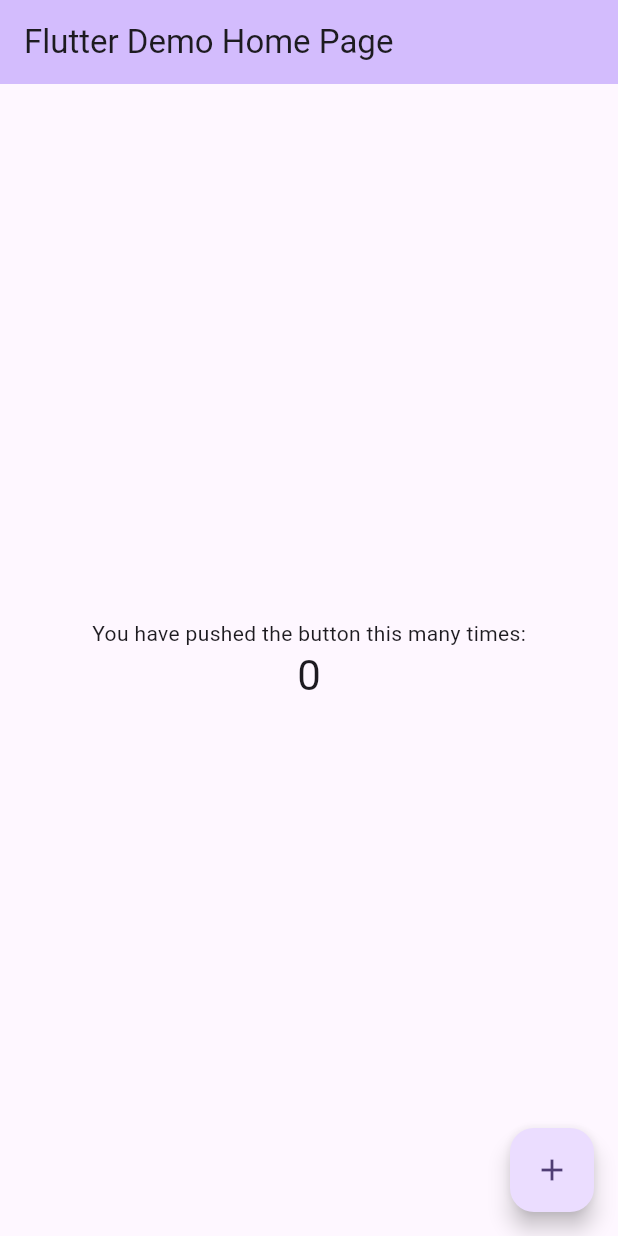
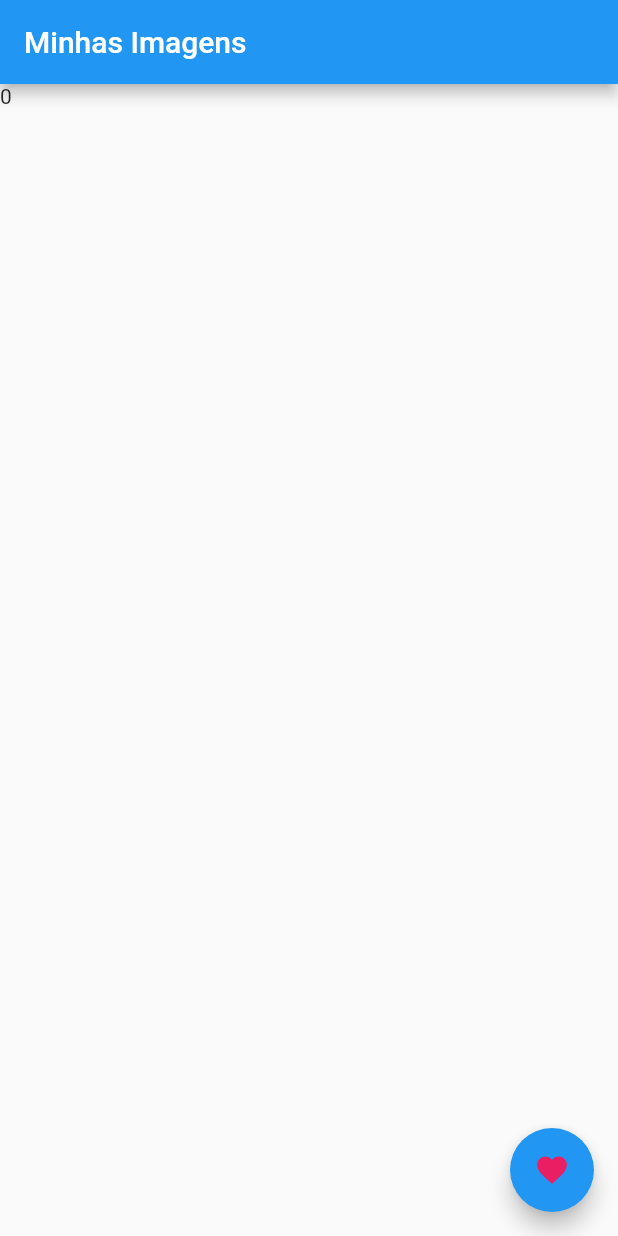
Before and after one commit to Kusko99/TTI203-Multiplatform-Development, a Flutter app: the screen it shows after launch, on a phone screen of 412 x 824 dp. Run offline on Flutter 3.47's test engine with Material 2 defaults, Android fonts, the phone set to English and light mode, and no system bars.

Commit message:
Random Things Goes Bruuh

```diff
--- a/Teoria/Aula3/exibe_imagens/lib/main.dart
+++ b/Teoria/Aula3/exibe_imagens/lib/main.dart
@@ -1,125 +1,12 @@
 import 'package:flutter/material.dart';
+import 'src/app.dart';
 
 void main() {
-  runApp(const MyApp());
+  // var app = const MaterialApp(
+  //   home: Text("!!"),
+  // ); // MaterialApp
+
+  var app = App();
+
+  runApp(app);
 }
-
-class MyApp extends StatelessWidget {
-  const MyApp({super.key});
-
-  // This widget is the root of your application.
-  @override
-  Widget build(BuildContext context) {
-    return MaterialApp(
-      title: 'Flutter Demo',
-      theme: ThemeData(
-        // This is the theme of your application.
-        //
-        // TRY THIS: Try running your application with "flutter run". You'll see
-        // the application has a blue toolbar. Then, without quitting the app,
-        // try changing the seedColor in the colorScheme below to Colors.green
-        // and then invoke "hot reload" (save your changes or press the "hot
-        // reload" button in a Flutter-supported IDE, or press "r" if you used
-        // the command line to start the app).
-        //
-        // Notice that the counter didn't reset back to zero; the application
-        // state is not lost during the reload. To reset the state, use hot
-        // restart instead.
-        //
-        // This works for code too, not just values: Most code changes can be
-        // tested with just a hot reload.
-        colorScheme: ColorScheme.fromSeed(seedColor: Colors.deepPurple),
-        useMaterial3: true,
-      ),
-      home: const MyHomePage(title: 'Flutter Demo Home Page'),
-    );
-  }
-}
-
-class MyHomePage extends StatefulWidget {
-  const MyHomePage({super.key, required this.title});
-
-  // This widget is the home page of your application. It is stateful, meaning
-  // that it has a State object (defined below) that contains fields that affect
-  // how it looks.
-
-  // This class is the configuration for the state. It holds the values (in this
-  // case the title) provided by the parent (in this case the App widget) and
-  // used by the build method of the State. Fields in a Widget subclass are
-  // always marked "final".
-
-  final String title;
-
-  @override
-  State<MyHomePage> createState() => _MyHomePageState();
-}
-
-class _MyHomePageState extends State<MyHomePage> {
-  int _counter = 0;
-
-  void _incrementCounter() {
-    setState(() {
-      // This call to setState tells the Flutter framework that something has
-      // changed in this State, which causes it to rerun the build method below
-      // so that the display can reflect the updated values. If we changed
-      // _counter without calling setState(), then the build method would not be
-      // called again, and so nothing would appear to happen.
-      _counter++;
-    });
-  }
-
-  @override
-  Widget build(BuildContext context) {
-    // This method is rerun every time setState is called, for instance as done
-    // by the _incrementCounter method above.
-    //
-    // The Flutter framework has been optimized to make rerunning build methods
-    // fast, so that you can just rebuild anything that needs updating rather
-    // than having to individually change instances of widgets.
-    return Scaffold(
-      appBar: AppBar(
-        // TRY THIS: Try changing the color here to a specific color (to
-        // Colors.amber, perhaps?) and trigger a hot reload to see the AppBar
-        // change color while the other colors stay the same.
-        backgroundColor: Theme.of(context).colorScheme.inversePrimary,
-        // Here we take the value from the MyHomePage object that was created by
-        // the App.build method, and use it to set our appbar title.
-        title: Text(widget.title),
-      ),
-      body: Center(
-        // Center is a layout widget. It takes a single child and positions it
-        // in the middle of the parent.
-        child: Column(
-          // Column is also a layout widget. It takes a list of children and
-          // arranges them vertically. By default, it sizes itself to fit its
-          // children horizontally, and tries to be as tall as its parent.
-          //
-          // Column has various properties to control how it sizes itself and
-          // how it positions its children. Here we use mainAxisAlignment to
-          // center the children vertically; the main axis here is the vertical
-          // axis because Columns are vertical (the cross axis would be
-          // horizontal).
-          //
-          // TRY THIS: Invoke "debug painting" (choose the "Toggle Debug Paint"
-          // action in the IDE, or press "p" in the console), to see the
-          // wireframe for each widget.
-          mainAxisAlignment: MainAxisAlignment.center,
-          children: <Widget>[
-            const Text(
-              'You have pushed the button this many times:',
-            ),
-            Text(
-              '$_counter',
-              style: Theme.of(context).textTheme.headlineMedium,
-            ),
-          ],
-        ),
-      ),
-      floatingActionButton: FloatingActionButton(
-        onPressed: _incrementCounter,
-        tooltip: 'Increment',
-        child: const Icon(Icons.add),
-      ), // This trailing comma makes auto-formatting nicer for build methods.
-    );
-  }
-}
--- /dev/null
+++ b/Teoria/Aula3/exibe_imagens/lib/src/app.dart
@@ -0,0 +1,30 @@
+import 'package:flutter/material.dart';
+
+class AppState extends State<App> {
+  int numeroImagens = 0;
+  @override
+  Widget build(BuildContext context) {
+    return MaterialApp(
+      home: Scaffold(
+        appBar: AppBar(
+          title: const Text("Minhas Imagens"),
+        ),
+        floatingActionButton: FloatingActionButton(
+          child: const Icon(Icons.favorite, color: Colors.pink),
+          onPressed: () {
+            setState(() => numeroImagens++);
+            // print("OI EU SOU O GOKU!!!");
+          },
+        ),
+        body: Text('$numeroImagens'),
+      ),
+    );
+  }
+}
+
+class App extends StatefulWidget {
+  @override
+  State<App> createState() {
+    return AppState();
+  }
+}
```
Also changed, not shown: Teoria/Aula3/Coisas/dartpad.dart (added, +22 -0 lines), Teoria/Aula3/Coisas/dartpad2.dart (added, +39 -0 lines), 1 other file.
